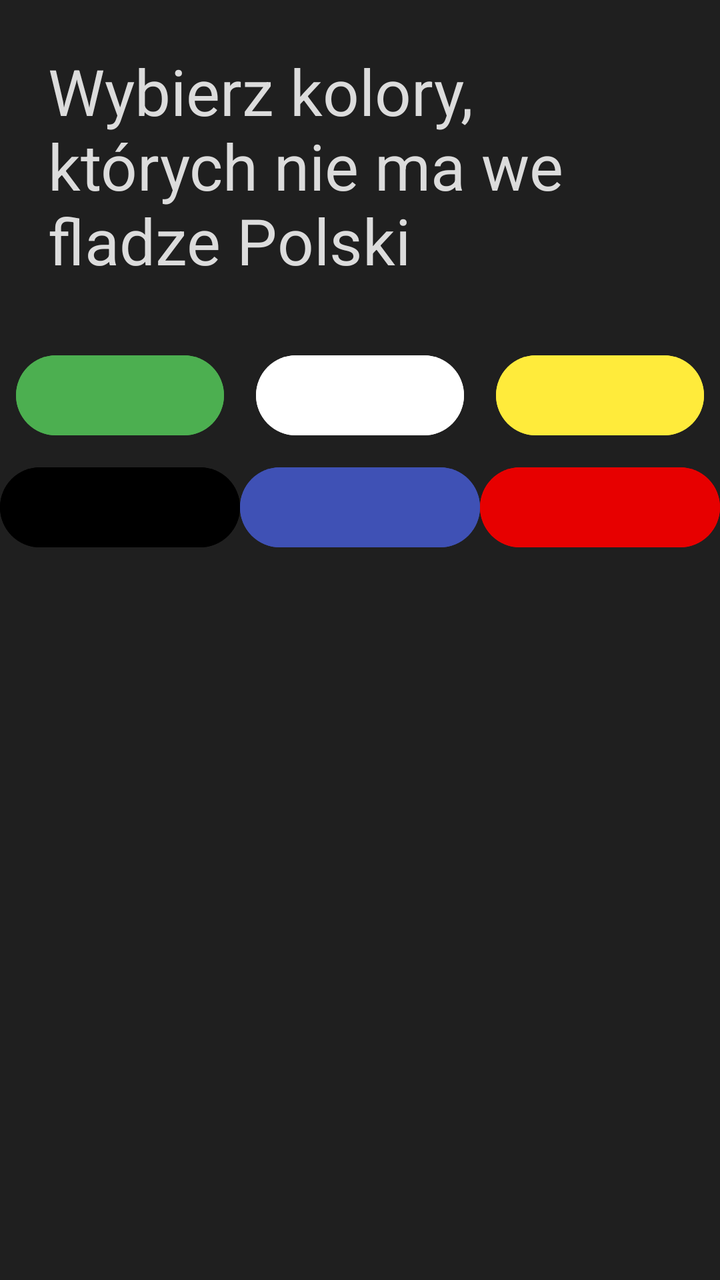
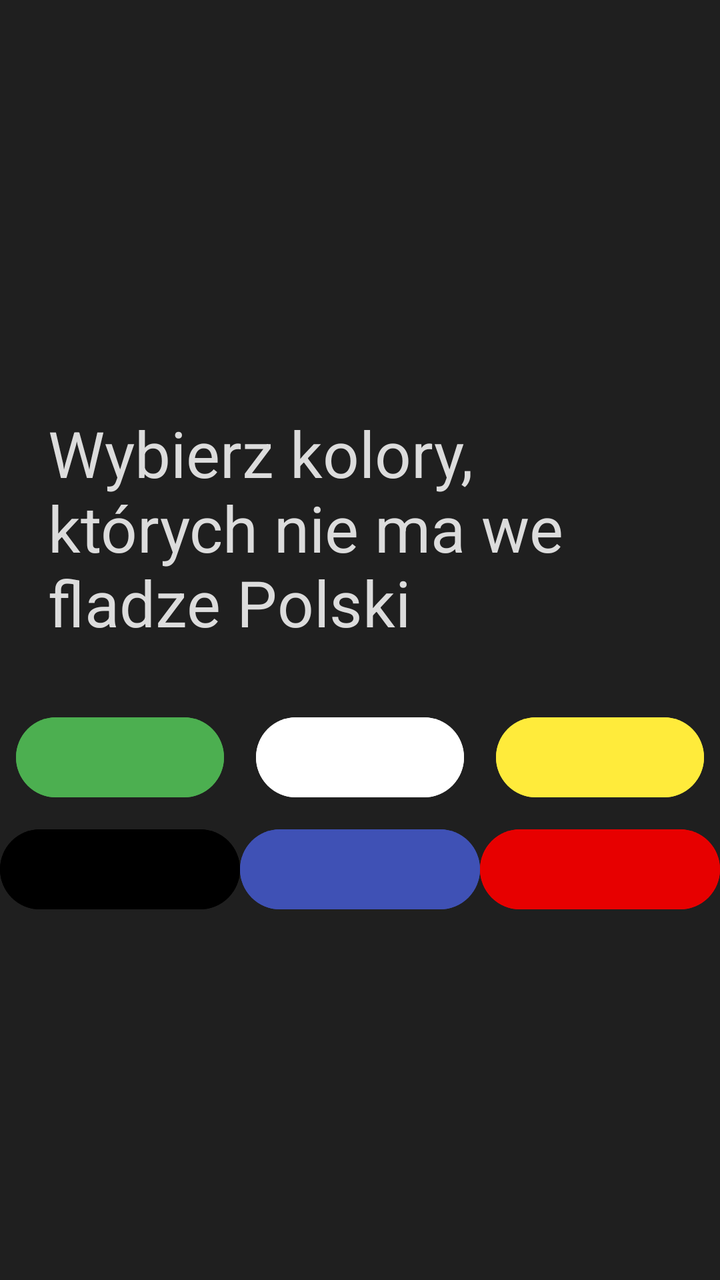

Two renders of the same Android screen: before a commit and after it. Below are the layout's source before the change and the commit's diff.
<!-- AndroidManifest.xml: application theme Theme.TestOFlagach3pt2gr -->
<!-- res/layout/activity_main.xml -->
<?xml version="1.0" encoding="utf-8"?>
<LinearLayout xmlns:android="http://schemas.android.com/apk/res/android"
    xmlns:app="http://schemas.android.com/apk/res-auto"
    xmlns:tools="http://schemas.android.com/tools"
    android:id="@+id/main"
    android:layout_width="match_parent"
    android:layout_height="match_parent"
    android:orientation="vertical"
    android:background="#1F1F1F"
    tools:context=".MainActivity">
    

    <TextView
        android:layout_width="match_parent"
        android:layout_height="wrap_content"
        android:textSize="32sp"
        android:layout_margin="16dp"
        android:padding="8dp"
        android:textColor="#DCDCDC"
        android:text="Wybierz kolory, których nie ma we fladze Polski" />

    <LinearLayout
        android:layout_width="match_parent"
        android:layout_height="wrap_content"
        android:orientation="horizontal">

        <Button
            android:id="@+id/button"
            android:layout_width="wrap_content"
            android:layout_height="wrap_content"
            android:backgroundTint="#4CAF50"
            android:layout_margin="8dp"
            android:layout_weight="1"
            android:text=""/>

        <Button
            android:id="@+id/button2"
            android:layout_width="wrap_content"
            android:layout_height="wrap_content"
            android:backgroundTint="@color/white"
            android:layout_margin="8dp"
            android:layout_weight="1"
            android:text=""/>

        <Button
            android:id="@+id/button3"
            android:layout_width="wrap_content"
            android:layout_height="wrap_content"
            android:backgroundTint="#FFEB3B"
            android:layout_margin="8dp"
            android:layout_weight="1"
            android:text=""/>
    </LinearLayout>

    <LinearLayout
        android:layout_width="match_parent"
        android:layout_height="wrap_content"
        android:orientation="horizontal">

        <Button
            android:id="@+id/button4"
            android:layout_width="wrap_content"
            android:layout_height="wrap_content"
            android:layout_weight="1"
            android:backgroundTint="#000000"
            android:text="" />

        <Button
            android:id="@+id/button5"
            android:layout_width="wrap_content"
            android:layout_height="wrap_content"
            android:layout_weight="1"
            android:backgroundTint="#3F51B5"
            android:text="" />

        <Button
            android:id="@+id/button6"
            android:layout_width="wrap_content"
            android:layout_height="wrap_content"
            android:layout_weight="1"
            android:backgroundTint="#E70000"
            android:text="" />
    </LinearLayout>

</LinearLayout>
<!-- resources referenced by this layout -->
<resources>
  <color name="white">#FFFFFFFF</color>
  <style name="Theme.TestOFlagach3pt2gr" parent="Base.Theme.TestOFlagach3pt2gr" />
  <style name="Base.Theme.TestOFlagach3pt2gr" parent="Theme.Material3.DayNight.NoActionBar">
          
          
      </style>
</resources>

<!-- the commit's change to res/layout/activity_main.xml (unified diff, before → after) -->
@@ -7,6 +7,7 @@
     android:layout_height="match_parent"
     android:orientation="vertical"
     android:background="#1F1F1F"
+    android:gravity="center"
     tools:context=".MainActivity">
     
 
@@ -40,6 +41,7 @@
             android:backgroundTint="@color/white"
             android:layout_margin="8dp"
             android:layout_weight="1"
+            android:onClick="sprwadzOk"
             android:text=""/>
 
         <Button
@@ -79,6 +81,7 @@
             android:layout_height="wrap_content"
             android:layout_weight="1"
             android:backgroundTint="#E70000"
+            android:onClick="sprwadzOk"
             android:text="" />
     </LinearLayout>
 
